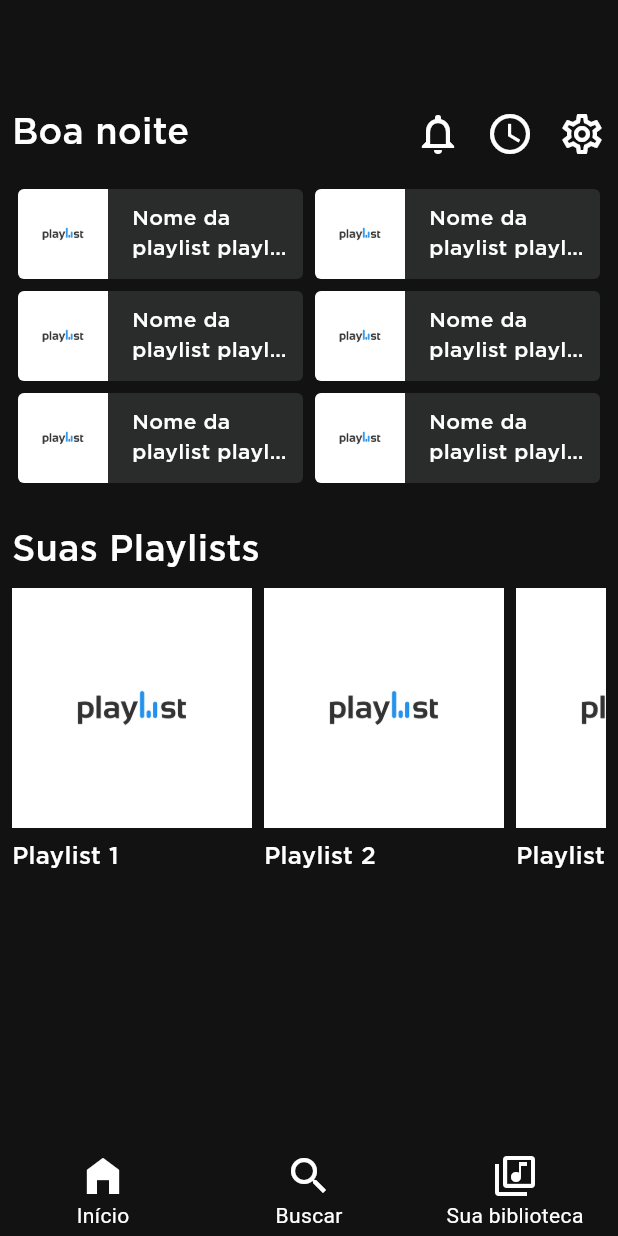
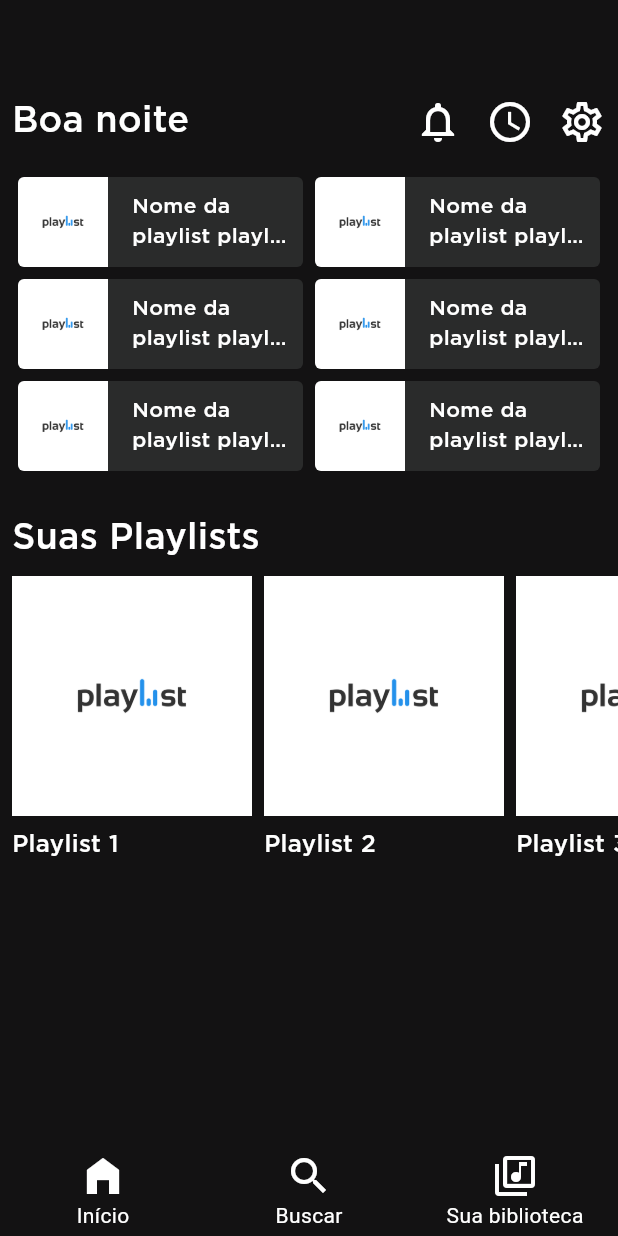
Before and after one commit to RodrigoUchoa001/offline-spotify, a Flutter app: the screen it shows after launch, on a phone screen of 412 x 824 dp. Run offline on Flutter 3.47's test engine with Material 2 defaults, Android fonts, the phone set to English and light mode, and no system bars.

Commit message:
adicionado padding especifico para cada widget

```diff
--- a/lib/screens/tela_inicial.dart
+++ b/lib/screens/tela_inicial.dart
@@ -10,9 +10,7 @@ class TelaInicial extends StatelessWidget {
   @override
   Widget build(BuildContext context) {
     return const Scaffold(
-      body: Padding(
-        padding: EdgeInsets.all(8.0),
-        child: Column(
+      body: Column(
         children: [
           SizedBox(height: 64),
           AppBarInicial(),
@@ -22,7 +20,6 @@ class TelaInicial extends StatelessWidget {
           Expanded(child: InitialAllPlaylists()),
         ],
       ),
-      ),
       bottomNavigationBar: BottomNavBar(),
     );
   }
--- a/lib/widgets/app_bar.dart
+++ b/lib/widgets/app_bar.dart
@@ -5,7 +5,9 @@ class AppBarInicial extends StatelessWidget {
 
   @override
   Widget build(BuildContext context) {
-    return Row(
+    return Padding(
+      padding: const EdgeInsets.symmetric(horizontal: 8.0),
+      child: Row(
         children: [
           const Text(
             'Boa noite',
@@ -22,6 +24,7 @@ class AppBarInicial extends StatelessWidget {
           const SizedBox(width: 16),
           const Icon(Icons.settings_outlined),
         ],
+      ),
     );
   }
 }
--- a/lib/widgets/initial_all_playlists.dart
+++ b/lib/widgets/initial_all_playlists.dart
@@ -7,7 +7,9 @@ class InitialAllPlaylists extends StatelessWidget {
 
   @override
   Widget build(BuildContext context) {
-    return Column(
+    return Padding(
+      padding: const EdgeInsets.only(left: 8.0),
+      child: Column(
         crossAxisAlignment: CrossAxisAlignment.start,
         children: [
           const Text(
@@ -51,6 +53,7 @@ class InitialAllPlaylists extends StatelessWidget {
             ),
           )
         ],
+      ),
     );
   }
 }
--- a/lib/widgets/recommended_playlists.dart
+++ b/lib/widgets/recommended_playlists.dart
@@ -6,7 +6,9 @@ class RecommendedPlaylists extends StatelessWidget {
 
   @override
   Widget build(BuildContext context) {
-    return const Column(
+    return const Padding(
+      padding: EdgeInsets.symmetric(horizontal: 8.0),
+      child: Column(
         children: [
           Row(
             children: [
@@ -27,6 +29,7 @@ class RecommendedPlaylists extends StatelessWidget {
             ],
           ),
         ],
+      ),
     );
   }
 }
```
Lines whose indentation alone changed are shown as unchanged.
